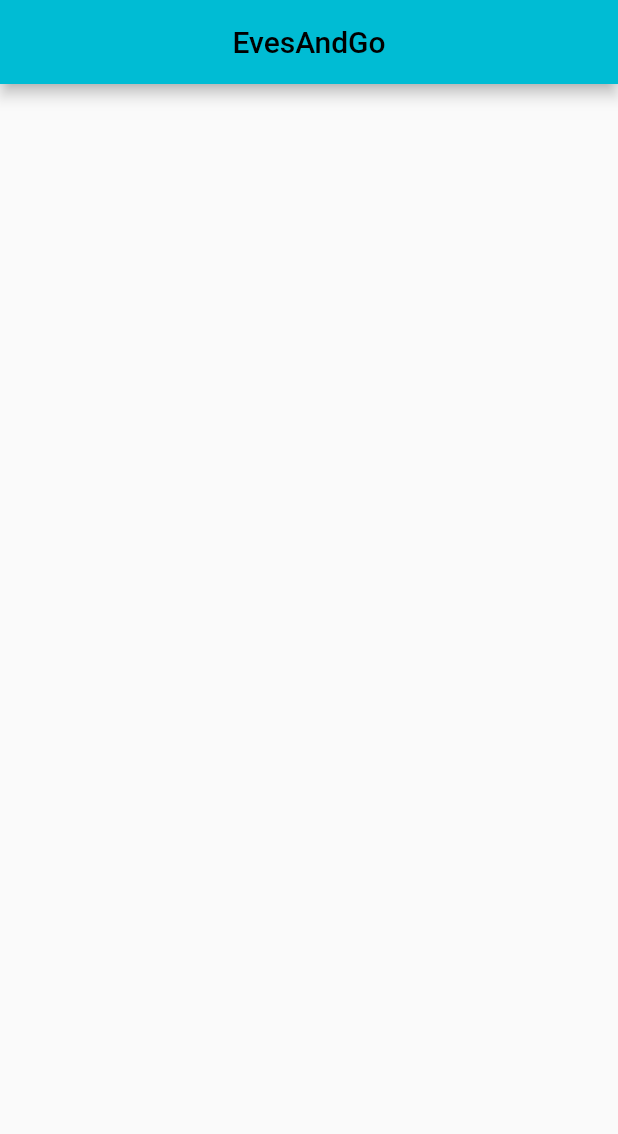
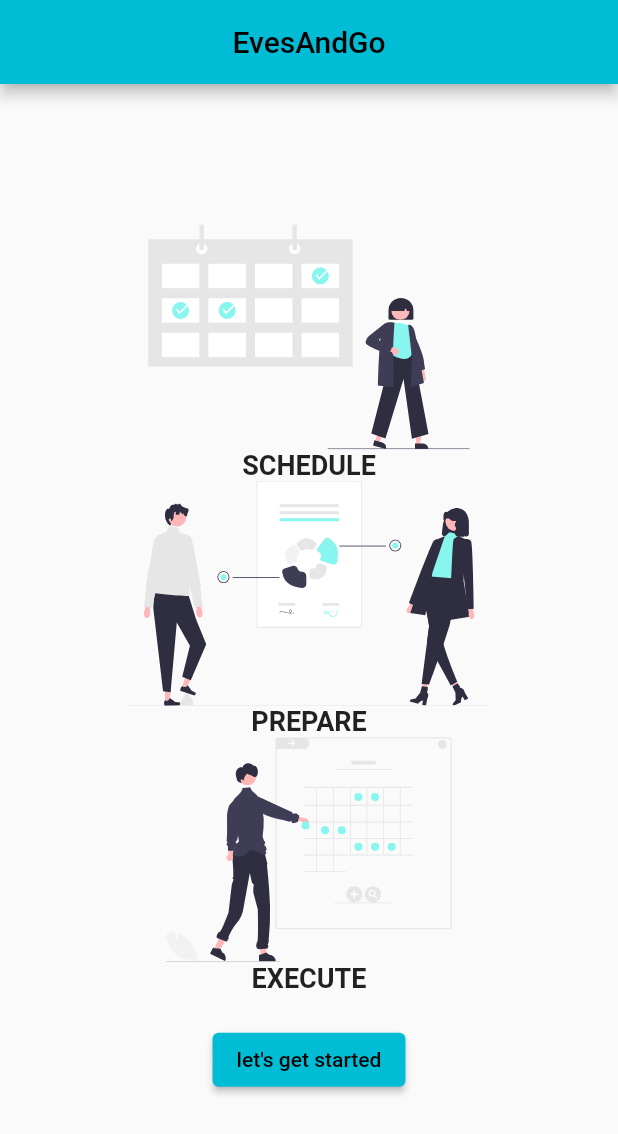
Before and after one commit to pranavsinghal2112/event-management-app, a Flutter app: the screen it shows after launch, on a phone screen of 412 x 824 dp. Shown: the top 1134 px of the screen. Run offline on Flutter 3.47's test engine with Material 2 defaults, Android fonts, the phone set to English and light mode, and no system bars; our stand-ins replace flutter_svg.

Commit message:
Added my project

```diff
--- a/lib/main.dart
+++ b/lib/main.dart
@@ -1,39 +1,72 @@
+import 'package:first/register.dart';
 import 'package:first/splash.dart';
 import 'package:flutter/cupertino.dart';
 import 'package:flutter/material.dart';
+import 'package:flutter_svg/flutter_svg.dart';
 
-void main(){
+void main() {
   runApp(flutterapp());
 }
 
-class flutterapp extends StatelessWidget{
+class flutterapp extends StatelessWidget {
   @override
   Widget build(BuildContext context) {
     return MaterialApp(
       title: "first app",
       debugShowCheckedModeBanner: false,
-      theme: ThemeData(
-        primarySwatch: Colors.cyan
-      ),
-      home: splash() ,
+      theme: ThemeData(primarySwatch: Colors.cyan),
+      home: splash(),
     );
-
   }
-
 }
 
-class DashBoardScreen extends StatelessWidget{
+class DashBoardScreen extends StatelessWidget {
   @override
   Widget build(BuildContext context) {
     return Scaffold(
-      body: Row(
-
+      body: Column(
+        mainAxisAlignment: MainAxisAlignment.center,
+        crossAxisAlignment: CrossAxisAlignment.center,
+        children: [
+          Container(
+              height: 150,
+              child: SvgPicture.asset(
+                "assets/intro 1.svg",
+              )),
+          Text(
+            "SCHEDULE",
+            style: TextStyle(fontSize: 18, fontWeight: FontWeight.w700),
+          ),
+          Container(
+            height: 150,
+            child: SvgPicture.asset('assets/intro 2.svg'),
+          ),
+          Text(
+            'PREPARE',
+            style: TextStyle(fontSize: 18, fontWeight: FontWeight.w700),
+          ),
+          Container(
+            height: 150,
+            child: SvgPicture.asset('assets/intro 3.svg'),
+          ),
+          Text(
+            "EXECUTE",
+            style: TextStyle(fontSize: 18, fontWeight: FontWeight.w700),
+          ),
+          SizedBox(
+            height: 20,
+          ),
+          ElevatedButton(
+              onPressed: () {
+                Navigator.push(context,
+                    MaterialPageRoute(builder: (context) => register()));
+              },
+              child: Text("let's get started"))
+        ],
       ),
       appBar: AppBar(
         title: Center(child: Text("EvesAndGo")),
       ),
     );
-
   }
-
 }
--- a/lib/splash.dart
+++ b/lib/splash.dart
@@ -23,7 +23,7 @@ class _splashState extends State<splash> {
   Widget build(BuildContext context) {
     return Scaffold(
       body: Container(
-        color: Colors.cyanAccent,
+        color: Colors.cyan,
         child: Center(
             child: Text(
           'Think of an event \n We make it happen',
--- a/pubspec.yaml
+++ b/pubspec.yaml
@@ -61,9 +61,9 @@ flutter:
   uses-material-design: true
 
   # To add assets to your application, add an assets section, like this:
-   assets:
-     - assets/
-     - images/a_dot_ham.jpeg
+  assets:
+      - assets/
+#     - images/a_dot_ham.jpeg
 
   # An image asset can refer to one or more resolution-specific "variants", see
   # https://flutter.dev/assets-and-images/#resolution-aware
```
Also changed, not shown: lib/register.dart (added, +88 -0 lines), lib/signin.dart (added, +20 -0 lines), assets/Android Large - 1.svg (deleted), assets/register.svg (renamed from assets/undraw_hello_re_3evm.svg), assets/signin.svg (renamed from assets/undraw_sign_in_re_o58h.svg).
